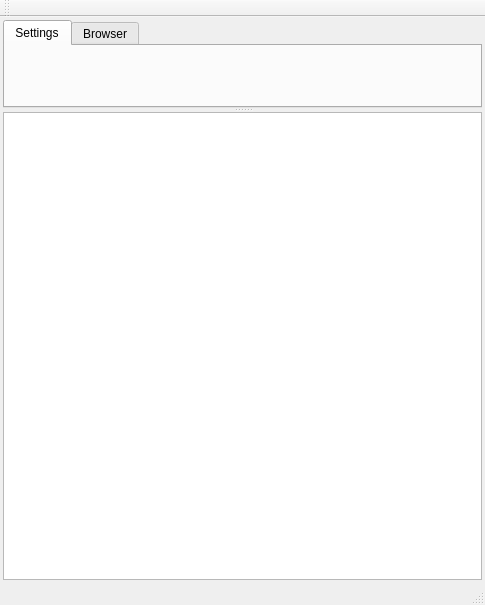
The window that qboss/mainwindow.ui (privet56/qBoss) describes before a commit, drawn with Qt 5.
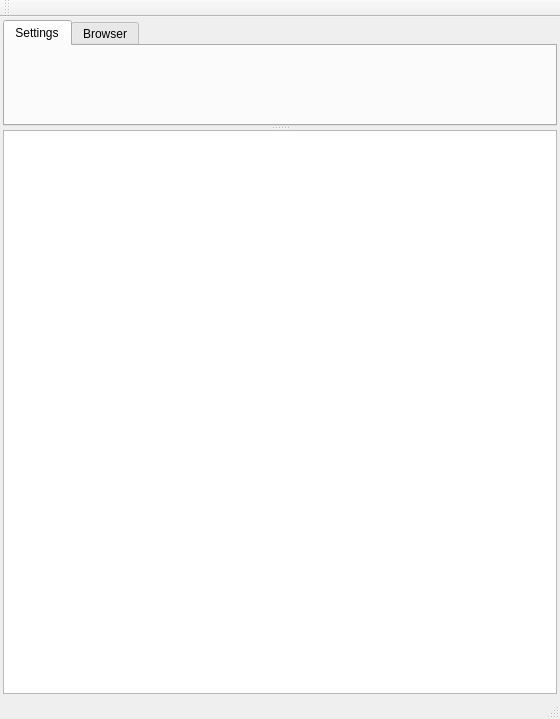
The same window after the commit. Custom widgets are drawn as their Qt base class.

Diff of the .ui file:
```diff
--- a/qboss/mainwindow.ui
+++ b/qboss/mainwindow.ui
@@ -6,8 +6,8 @@
    <rect>
     <x>0</x>
     <y>0</y>
-    <width>485</width>
-    <height>605</height>
+    <width>560</width>
+    <height>719</height>
    </rect>
   </property>
   <property name="sizePolicy">
```
Left out of the diff: 2 changed lines with no effect on the pictures.
